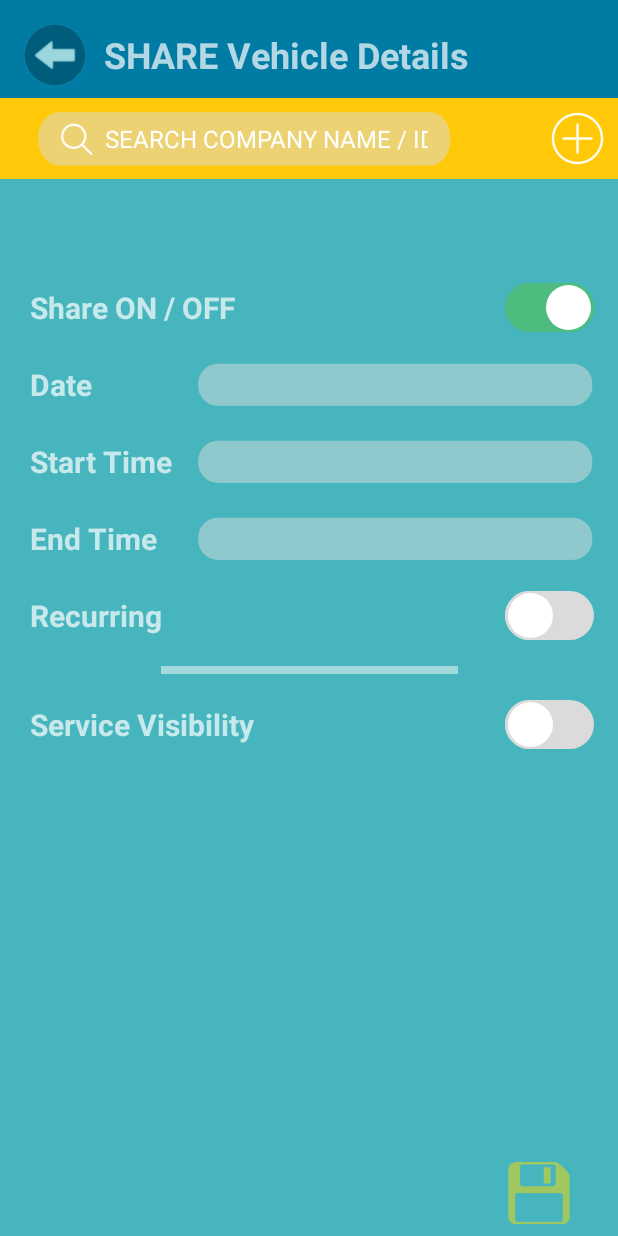
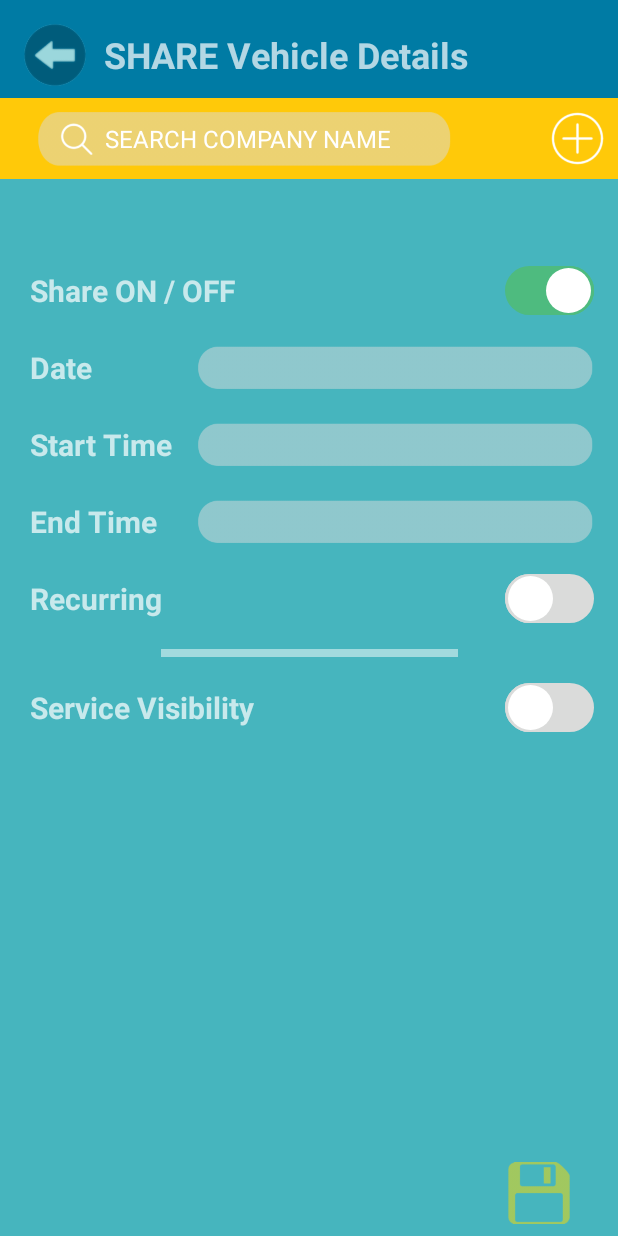
Before and after one commit to KristZhu/WiseCar, an Android app: the ShareVehicleDetailActivity screen opened directly, with no data from a screen before it, after a tap on an icon or button, on a phone screen of 412 x 824 dp. Run offline under Robolectric (Android 15) with nearby library versions, the phone set to English and light mode, and no system bars; our stand-ins replace Volley; network calls fail; 1 statement that could not run was skipped.

Commit message:
cancel company id
Company logo is not circle. Require further work

```diff
--- a/app/src/main/res/layout/activity_record_log.xml
+++ b/app/src/main/res/layout/activity_record_log.xml
@@ -112,7 +112,9 @@
             app:layout_constraintStart_toEndOf="@+id/searchImageView"
             app:layout_constraintTop_toTopOf="@+id/imageView1" />
 
+        <!-- depreciated -->
         <ImageButton
+            android:visibility="gone"
             android:id="@+id/fliterImageButton"
             android:layout_width="0dp"
             android:layout_height="0dp"
@@ -130,7 +132,7 @@
             android:layout_width="0dp"
             android:layout_height="0dp"
             app:srcCompat="@drawable/record_log0cancel"
-            android:visibility="gone"
+            android:visibility="invisible"
             android:padding="0dp"
             android:background="@null"
             android:scaleType="fitXY"
--- a/app/src/main/res/layout/activity_share_vehicle_detail.xml
+++ b/app/src/main/res/layout/activity_share_vehicle_detail.xml
@@ -132,7 +132,7 @@ android:theme="@style/Theme.AppCompat.NoActionBar">
                 android:background="@null"
                 android:textColorLink="#ffffff"
                 android:popupBackground="#ffffff"
-                android:hint="SEARCH COMPANY NAME / ID"
+                android:hint="SEARCH COMPANY NAME"
                 android:textColorHint="#ffffff"
                 android:completionThreshold="1"
                 android:imeOptions="actionSearch"
@@ -173,6 +173,7 @@ android:theme="@style/Theme.AppCompat.NoActionBar">
                 android:layout_width="wrap_content"
                 android:layout_height="wrap_content"
                 android:textSize="18sp"
+                android:padding="4dp"
                 android:textStyle="bold"
                 app:layout_constraintBottom_toBottomOf="parent"
                 app:layout_constraintEnd_toEndOf="parent"
@@ -180,8 +181,11 @@ android:theme="@style/Theme.AppCompat.NoActionBar">
                 app:layout_constraintTop_toTopOf="parent"
                 app:layout_constraintVertical_bias="0.0"/>
 
+            <!-- depreciated -->
             <TextView
                 android:id="@+id/companyIDTextView"
+                android:text="id"
+                android:visibility="gone"
                 android:layout_width="wrap_content"
                 android:layout_height="wrap_content"
                 android:textColor="#007BA4"
@@ -207,7 +211,7 @@ android:theme="@style/Theme.AppCompat.NoActionBar">
                 app:layout_constraintBottom_toBottomOf="parent"
                 app:layout_constraintEnd_toEndOf="parent"
                 app:layout_constraintStart_toStartOf="parent"
-                app:layout_constraintTop_toBottomOf="@id/companyIDTextView" />
+                app:layout_constraintTop_toBottomOf="@id/companyNameTextView" />
 
             <ImageButton
                 android:id="@+id/cancelImageButton"
```
Also changed, not shown: app/src/main/java/com/example/wisecarapp/RecordLogActivity.java (+20 -6 lines), app/src/main/java/com/example/wisecarapp/ShareVehicleDetailActivity.java (+7 -8 lines).
